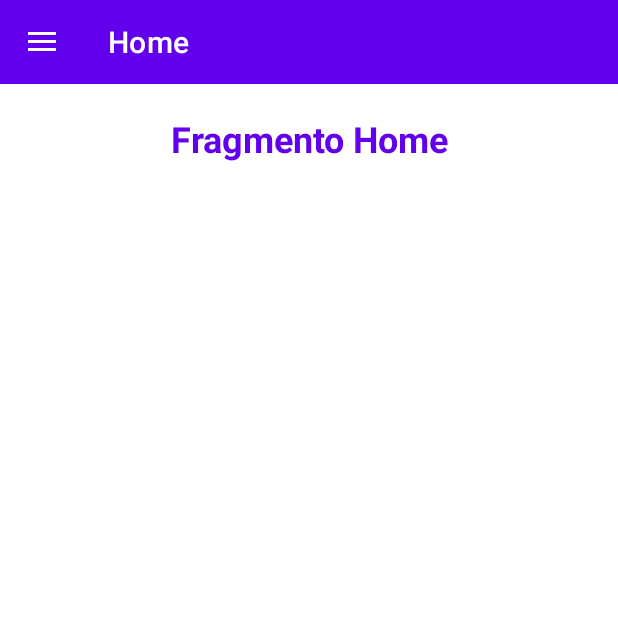
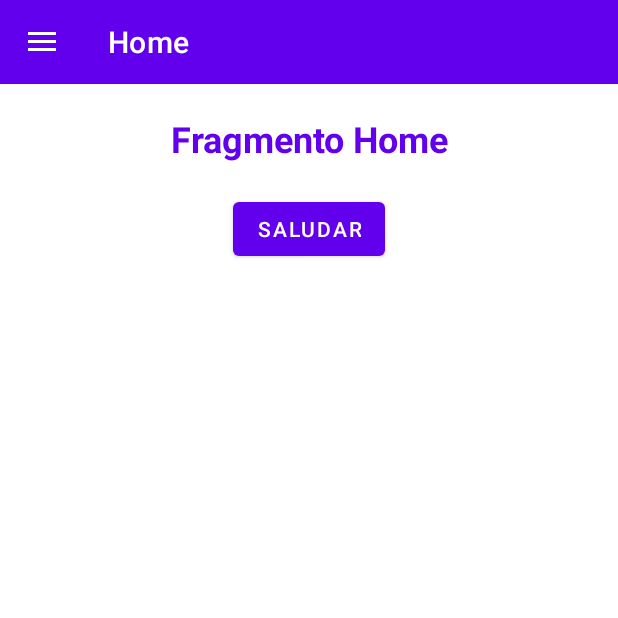
Before and after one commit to mpa2009/EjercicioNavitationDrawer01, an Android app: the screen it shows after launch (MainActivity), on a phone screen of 412 x 824 dp, the top half of it. Run offline under Robolectric (Android 15) with nearby library versions, the phone set to English and light mode, and no system bars.

Commit message:
Se agrego un boton saludar al fragmento 1

```diff
--- a/app/src/main/java/com/example/ejercicionavigationdrawer01/Fragmento1.java
+++ b/app/src/main/java/com/example/ejercicionavigationdrawer01/Fragmento1.java
@@ -7,58 +7,29 @@ import androidx.fragment.app.Fragment;
 import android.view.LayoutInflater;
 import android.view.View;
 import android.view.ViewGroup;
+import android.widget.Button;
+import android.widget.Toast;
 
-/**
- * A simple {@link Fragment} subclass.
- * Use the {@link Fragmento1#newInstance} factory method to
- * create an instance of this fragment.
- */
 public class Fragmento1 extends Fragment {
 
-    // TODO: Rename parameter arguments, choose names that match
-    // the fragment initialization parameters, e.g. ARG_ITEM_NUMBER
-    private static final String ARG_PARAM1 = "param1";
-    private static final String ARG_PARAM2 = "param2";
-
-    // TODO: Rename and change types of parameters
-    private String mParam1;
-    private String mParam2;
-
-    public Fragmento1() {
-        // Required empty public constructor
-    }
-
-    /**
-     * Use this factory method to create a new instance of
-     * this fragment using the provided parameters.
-     *
-     * @param param1 Parameter 1.
-     * @param param2 Parameter 2.
-     * @return A new instance of fragment Fragmento1.
-     */
-    // TODO: Rename and change types and number of parameters
-    public static Fragmento1 newInstance(String param1, String param2) {
-        Fragmento1 fragment = new Fragmento1();
-        Bundle args = new Bundle();
-        args.putString(ARG_PARAM1, param1);
-        args.putString(ARG_PARAM2, param2);
-        fragment.setArguments(args);
-        return fragment;
-    }
-
-    @Override
-    public void onCreate(Bundle savedInstanceState) {
-        super.onCreate(savedInstanceState);
-        if (getArguments() != null) {
-            mParam1 = getArguments().getString(ARG_PARAM1);
-            mParam2 = getArguments().getString(ARG_PARAM2);
-        }
-    }
+    Button btnSaludar;
 
     @Override
     public View onCreateView(LayoutInflater inflater, ViewGroup container,
                              Bundle savedInstanceState) {
+        View v = inflater.inflate(R.layout.fragment_fragmento1, container, false);
+
+        btnSaludar = v.findViewById(R.id.btnSaludar);
+
+        btnSaludar.setOnClickListener(new View.OnClickListener() {
+            @Override
+            public void onClick(View view) {
+                Toast.makeText(getContext(), "Saludos", Toast.LENGTH_SHORT).show();
+            }
+        });
+
+
         // Inflate the layout for this fragment
-        return inflater.inflate(R.layout.fragment_fragmento1, container, false);
+        return v;
     }
 }
--- a/app/src/main/res/layout/fragment_fragmento1.xml
+++ b/app/src/main/res/layout/fragment_fragmento1.xml
@@ -1,14 +1,16 @@
 <?xml version="1.0" encoding="utf-8"?>
-<FrameLayout xmlns:android="http://schemas.android.com/apk/res/android"
+<LinearLayout
+    xmlns:android="http://schemas.android.com/apk/res/android"
     xmlns:tools="http://schemas.android.com/tools"
     android:layout_width="match_parent"
     android:layout_height="match_parent"
+    android:orientation="vertical"
     tools:context=".Fragmento1">
 
     <!-- TODO: Update blank fragment layout -->
     <TextView
         android:layout_width="match_parent"
-        android:layout_height="match_parent"
+        android:layout_height="wrap_content"
         android:text="Fragmento Home"
         android:textSize="24dp"
         android:textStyle="bold"
@@ -16,4 +18,13 @@
         android:textAlignment="center"
         android:layout_marginTop="20dp" />
 
-</FrameLayout>
+    <Button
+        android:id="@+id/btnSaludar"
+        android:layout_width="wrap_content"
+        android:layout_height="wrap_content"
+        android:layout_gravity="center_horizontal"
+        android:layout_margin="20dp"
+        android:text="Saludar" />
+
+
+</LinearLayout>
```
